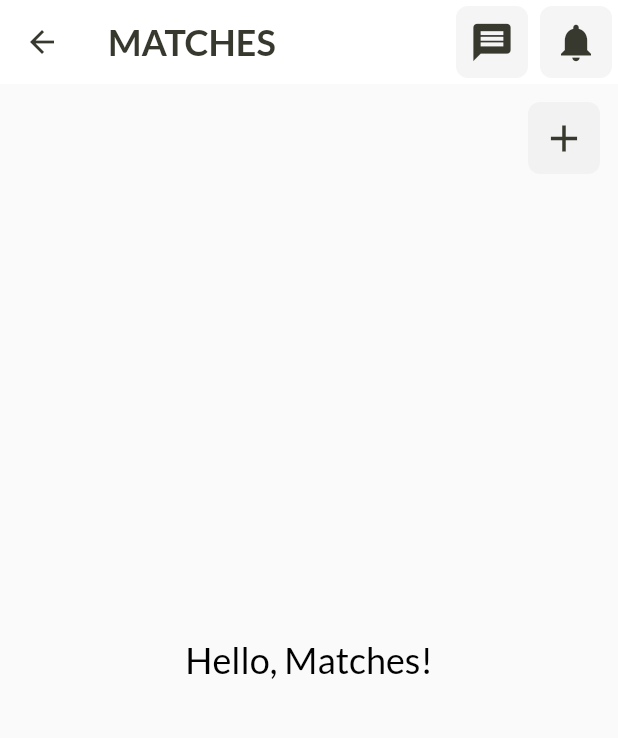
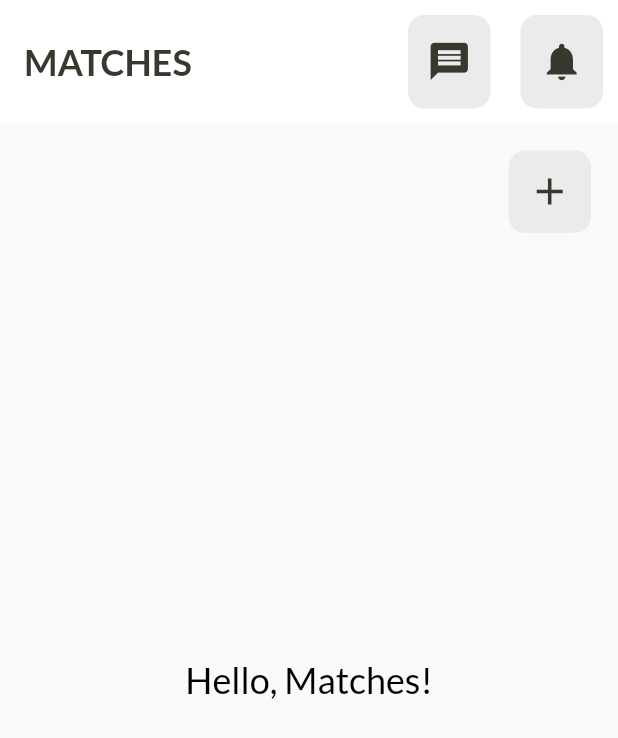
Before and after one commit to ISIS3510-202320-Team21/flutter_sports_app, a Flutter app: the HomeView screen opened directly, after a tap on "Manage your matches", on a phone screen of 412 x 824 dp. Shown: the top 738 px of the screen. Run offline on Flutter 3.47's test engine with Material 2 defaults, Android fonts, the phone set to English and light mode, and no system bars; our stand-ins replace bloc, email_validator, equatable, flutter_bloc, flutter_dotenv, flutter_screenutil; project files that could hold a hidden picture were left out.

Commit message:
fix notifications and unified style

```diff
--- a/lib/presentation/screens/home_view.dart
+++ b/lib/presentation/screens/home_view.dart
@@ -5,7 +5,9 @@ import 'package:flutter_app_sports/logic/blocs/home/bloc/home_bloc.dart';
 import 'package:flutter_app_sports/presentation/screens/matches_view.dart';
 import 'package:flutter_app_sports/presentation/screens/notifications_view.dart';
 import 'package:flutter_app_sports/presentation/screens/profile_view.dart';
+import 'package:flutter_app_sports/presentation/widgets/SquareIconButton.dart';
 import 'package:flutter_bloc/flutter_bloc.dart';
+import 'package:flutter_screenutil/flutter_screenutil.dart';
 import 'package:url_launcher/url_launcher.dart';
 
 class HomeView extends StatefulWidget {
@@ -17,49 +19,79 @@ class HomeView extends StatefulWidget {
 
 class _HomeViewState extends State<HomeView> {
   final HomeBloc homeBloc = HomeBloc();
-  //User? currentUser;
 
   @override
   Widget build(BuildContext context) {
+    final colorScheme = Theme.of(context).colorScheme;
+    final textTheme = Theme.of(context).textTheme;
+    ScreenUtil.init(context);
     return BlocConsumer<HomeBloc, HomeState>(
       bloc: homeBloc,
       listenWhen: (previous, current) => current is HomeActionState,
       buildWhen: (previous, current) => current is! HomeActionState,
       listener: (context, state) {
         if (state is HomeNavigateToNotificationState) {
-          Navigator.push(context, MaterialPageRoute(builder: (context) => const NotificationsView()));
+          Navigator.push(
+              context,
+              MaterialPageRoute(
+                  builder: (context) => const NotificationsView()));
         } else if (state is HomeNavigateToReservationState) {
           const url = 'https://centrodeportivo.bookeau.com/#/login';
           launchUrl(Uri.parse(url));
         } else if (state is HomeNavigateToManageMatchesState) {
-          Navigator.push(context, MaterialPageRoute(builder: (context) => const MatchesView()));
+          Navigator.push(context,
+              MaterialPageRoute(builder: (context) => const MatchesView()));
         } else if (state is HomeNavigateToQuickMatchState) {
-          Navigator.push(context, MaterialPageRoute(builder: (context) => const MatchesView()));
+          Navigator.push(context,
+              MaterialPageRoute(builder: (context) => const MatchesView()));
         } else if (state is HomeNavigateToNewMatchState) {
-          Navigator.push(context, MaterialPageRoute(builder: (context) => const MatchesView()));
+          Navigator.push(context,
+              MaterialPageRoute(builder: (context) => const MatchesView()));
         } else if (state is HomeNavigateToProfileState) {
-          Navigator.push(context, MaterialPageRoute(builder: (context) => const ProfileView()));
+          Navigator.push(context,
+              MaterialPageRoute(builder: (context) => const ProfileView()));
         }
       },
       builder: (context, state) {
         return Scaffold(
           appBar: AppBar(
-            backgroundColor: Colors.white,
-            title: const Align(
-              alignment: Alignment.centerLeft,
-              child: Text(
-                'HOME',
-                style: TextStyle(
-                  color: Color(0xFF37392E),
-                  fontSize: 29,
-                  fontFamily: 'Lato',
+            automaticallyImplyLeading: false,
+            backgroundColor: colorScheme.onPrimary,
+            elevation: 0.0,
+            title: Text(
+              "HOME",
+              style: textTheme.headlineSmall?.copyWith(
+                color: colorScheme.onBackground,
+                fontWeight: FontWeight.bold,
               ),
             ),
-
-            )
+            toolbarHeight: 0.1 * ScreenUtil().screenHeight,
+            iconTheme: IconThemeData(
+              color: colorScheme.onBackground,
             ),
-
-          body: SingleChildScrollView( // Added SingleChildScrollView to prevent overflow
+            actions: [
+              SquareIconButton(
+                iconData: Icons.message,
+                onPressed: () {
+                  // Acción para el ícono de mensajes
+                },
+              ),
+              SquareIconButton(
+                iconData: Icons.notifications,
+                onPressed: () {
+                  // Acción para el ícono de notificaciones
+                },
+              ),
+            ],
+          ),
+          body: Center(
+            // <-- Añadimos el widget Center aquí
+            child: SingleChildScrollView(
+              child: Column(
+                mainAxisAlignment: MainAxisAlignment
+                    .center, // <-- Centramos los widgets en la columna
+                children: [
+                  SingleChildScrollView(
                     child: Center(
                       child: Column(
                         mainAxisAlignment: MainAxisAlignment.center,
@@ -71,27 +103,29 @@ class _HomeViewState extends State<HomeView> {
                                   text: 'Welcome back ',
                                   style: TextStyle(
                                     fontSize: 20,
-                            color: Color(0xFF28AFB0),
-                            fontFamily: 'Lato',
-                           ), // Color para "Welcome back"
+                                    color: colorScheme.onBackground,
+                                  ),
                                 ),
                                 TextSpan(
-                          text: BlocProvider.of<AuthenticationBloc>(context).userName != null
+                                  text: BlocProvider.of<AuthenticationBloc>(
+                                                  context)
+                                              .userName !=
+                                          null
                                       ? '${BlocProvider.of<AuthenticationBloc>(context).userName}'
                                       : 'User',
                                   style: TextStyle(
                                     fontSize: 20,
-                            color: Color(0xFF19647E),
-                            fontFamily: 'Lato',
-                          ), // Color para el nombre de usuario
+                                    color: colorScheme.primary,
+                                  ),
                                 ),
                               ],
                             ),
                           ),
                           const SizedBox(height: 3),
-                  const Text(
+                          Text(
                             'What would you like to do today?',
-                    style: TextStyle(fontSize: 16, fontFamily: 'Lato'),
+                            style: TextStyle(
+                                fontSize: 16, color: colorScheme.onBackground),
                           ),
                           const SizedBox(height: 32),
                           Row(
@@ -136,12 +170,19 @@ class _HomeViewState extends State<HomeView> {
                       ),
                     ),
                   ),
+                ],
+              ),
+            ),
+          ),
         );
       },
     );
   }
 
-  Widget _buildActionButton({required String title, required String imageAsset, required VoidCallback onPressed}) {
+  Widget _buildActionButton(
+      {required String title,
+      required String imageAsset,
+      required VoidCallback onPressed}) {
     return ElevatedButton(
       onPressed: onPressed,
       style: ElevatedButton.styleFrom(
@@ -174,7 +215,10 @@ class _HomeViewState extends State<HomeView> {
     );
   }
 
-  Widget _buildActionButton2({required String title, required String imageAsset, required VoidCallback onPressed}) {
+  Widget _buildActionButton2(
+      {required String title,
+      required String imageAsset,
+      required VoidCallback onPressed}) {
     return Container(
       width: 155, // Establece el ancho máximo deseado
       child: ElevatedButton(
@@ -192,7 +236,8 @@ class _HomeViewState extends State<HomeView> {
               width: 50,
               height: 100,
             ),
-            SizedBox(width: 16), // Espacio horizontal entre la imagen y el texto
+            SizedBox(
+                width: 16), // Espacio horizontal entre la imagen y el texto
             Expanded(
               child: Text(
                 title,
@@ -207,7 +252,6 @@ class _HomeViewState extends State<HomeView> {
       ),
     );
   }
-
 
   void goToFieldReservation() {
     homeBloc.add(HomeReservationButtonClickedEvent());
@@ -232,7 +276,6 @@ class _HomeViewState extends State<HomeView> {
   void goToNotifications() {
     homeBloc.add(HomeNotificationButtonClickedEvent());
   }
-
 }
 
 // Widget _buildActionButton({required String title, required String imageAsset, required VoidCallback onPressed}) {
--- a/lib/presentation/screens/matches_view.dart
+++ b/lib/presentation/screens/matches_view.dart
@@ -1,5 +1,7 @@
 import 'package:flutter/material.dart';
 import 'package:flutter_app_sports/presentation/widgets/CustomBottomNavigationBar.dart';
+import 'package:flutter_app_sports/presentation/widgets/SquareIconButton.dart';
+import 'package:flutter_screenutil/flutter_screenutil.dart';
 
 class MatchesView extends StatefulWidget {
   const MatchesView({super.key});
@@ -9,34 +11,16 @@ class MatchesView extends StatefulWidget {
 }
 
 class _MatchesViewState extends State<MatchesView> {
-  Widget _iconButtonWithBackground(IconData iconData, VoidCallback onPressed) {
-    final colorScheme = Theme.of(context).colorScheme;
-
-    return Container(
-      decoration: BoxDecoration(
-        color: colorScheme.surface.withOpacity(0.5),
-        borderRadius: BorderRadius.circular(8.0),
-      ),
-      margin: const EdgeInsets.all(4.0),
-      child: IconButton(
-        icon: Icon(
-          iconData,
-          color: colorScheme.onBackground,
-          size: 30, // Aumentado el tamaño para que se vea más grueso
-        ),
-        onPressed: onPressed,
-      ),
-    );
-  }
-
   @override
   Widget build(BuildContext context) {
     final textTheme = Theme.of(context).textTheme;
     final colorScheme = Theme.of(context).colorScheme;
+    ScreenUtil.init(context);
 
     return Scaffold(
       appBar: AppBar(
-        backgroundColor: Colors.white,
+        automaticallyImplyLeading: false,
+        backgroundColor: colorScheme.onPrimary,
         elevation: 0.0,
         title: Text(
           "MATCHES",
@@ -45,16 +29,23 @@ class _MatchesViewState extends State<MatchesView> {
             fontWeight: FontWeight.bold,
           ),
         ),
+        toolbarHeight: 0.1 * ScreenUtil().screenHeight,
         iconTheme: IconThemeData(
           color: colorScheme.onBackground,
         ),
         actions: [
-          _iconButtonWithBackground(Icons.message, () {
-            // Acción para el ícono de mensajes
-          }),
-          _iconButtonWithBackground(Icons.notifications, () {
-            // Acción para el ícono de notificaciones
-          }),
+          SquareIconButton(
+            iconData: Icons.message,
+            onPressed: () {
+              // Acción para el ícono de mensajes
+            },
+          ),
+          SquareIconButton(
+            iconData: Icons.notifications,
+            onPressed: () {
+              // Acción para el ícono de notificaciones
+            },
+          ),
         ],
       ),
       body: Stack(
@@ -70,11 +61,13 @@ class _MatchesViewState extends State<MatchesView> {
           Align(
             alignment: Alignment.topRight,
             child: Padding(
-              padding: const EdgeInsets.all(8.0),
-              child: _iconButtonWithBackground(Icons.add, () {
-                // Acción para el ícono de +
-              }),
-            ),
+                padding: const EdgeInsets.all(8.0),
+                child: SquareIconButton(
+                  iconData: Icons.add,
+                  onPressed: () {
+                    // Acción para el ícono de notificaciones
+                  },
+                )),
           ),
         ],
       ),
--- /dev/null
+++ b/lib/presentation/widgets/SquareIconButton.dart
@@ -0,0 +1,38 @@
+import 'package:flutter/material.dart';
+
+class SquareIconButton extends StatelessWidget {
+  final IconData iconData;
+  final VoidCallback onPressed;
+
+  SquareIconButton({
+    required this.iconData,
+    required this.onPressed,
+  });
+
+  @override
+  Widget build(BuildContext context) {
+    final colorScheme = Theme.of(context).colorScheme;
+
+    return SizedBox(
+      height: 75, // Establece la altura que desees aquí
+      width: 75,  // Asegúrate de que sea cuadrado estableciendo el mismo valor para el ancho
+      child: Container(
+        decoration: BoxDecoration(
+          color: colorScheme.surface.withOpacity(1),
+          borderRadius: BorderRadius.circular(11),
+        ),
+        margin: const EdgeInsets.all(10),
+        child: Center(
+          child: IconButton(
+            icon: Icon(
+              iconData,
+              color: colorScheme.onBackground,
+              size: 30,
+            ),
+            onPressed: onPressed,
+          ),
+        ),
+      ),
+    );
+  }
+}
```
Also changed, not shown: lib/presentation/screens/profile_view.dart (+66 -18 lines). Lines whose indentation alone changed are shown as unchanged.
